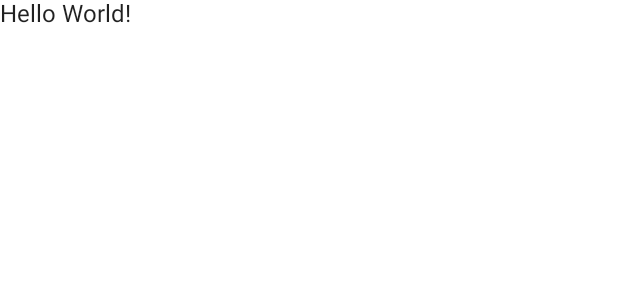
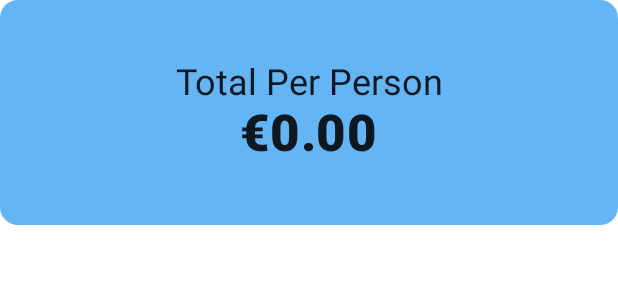
Before and after one commit to OganBelema/HelloComposeIII, an Android app built with Jetpack Compose: the @Preview function DefaultPreview, on a phone screen of 412 x 824 dp. Shown: the top 300 px of the screen. Run offline under Robolectric (Android 15) with nearby library versions, the phone set to English and light mode, and no system bars.

Commit message:
added text widgets to topheader and updatdd background color

```diff
--- a/app/src/main/java/com/oganbelema/hellocomposeiii/MainActivity.kt
+++ b/app/src/main/java/com/oganbelema/hellocomposeiii/MainActivity.kt
@@ -3,18 +3,18 @@ package com.oganbelema.hellocomposeiii
 import android.os.Bundle
 import androidx.activity.ComponentActivity
 import androidx.activity.compose.setContent
-import androidx.compose.foundation.layout.fillMaxSize
-import androidx.compose.foundation.layout.fillMaxWidth
-import androidx.compose.foundation.layout.height
+import androidx.compose.foundation.layout.*
 import androidx.compose.foundation.shape.CornerSize
 import androidx.compose.foundation.shape.RoundedCornerShape
 import androidx.compose.material.MaterialTheme
 import androidx.compose.material.Surface
 import androidx.compose.material.Text
 import androidx.compose.runtime.Composable
+import androidx.compose.ui.Alignment
 import androidx.compose.ui.Modifier
 import androidx.compose.ui.draw.clip
 import androidx.compose.ui.graphics.Color
+import androidx.compose.ui.text.font.FontWeight
 import androidx.compose.ui.tooling.preview.Preview
 import androidx.compose.ui.unit.dp
 import com.oganbelema.hellocomposeiii.ui.theme.HelloComposeIIITheme
@@ -25,7 +25,7 @@ class MainActivity : ComponentActivity() {
         setContent {
             HelloComposeIIITheme {
                 MyApp {
-                    Text(text = "Hello World!")
+                    TopHeader()
                 }
             }
         }
@@ -36,7 +36,6 @@ class MainActivity : ComponentActivity() {
 fun MyApp(content: @Composable () -> Unit){
     // A surface container using the 'background' color from the theme
     Surface(
-        modifier = Modifier.fillMaxSize(),
         color = MaterialTheme.colors.background
     ) {
         content()
@@ -45,13 +44,24 @@ fun MyApp(content: @Composable () -> Unit){
 
 @Preview
 @Composable
-fun TopHeader() {
-    Surface(modifier = Modifier.fillMaxWidth()
+fun TopHeader(totalPerPerson: Double = 0.0) {
+    Surface(modifier = Modifier
+        .fillMaxWidth()
         .height(150.dp)
         .clip(shape = RoundedCornerShape(corner = CornerSize(12.dp))),
-    color = Color.Magenta
+    color = Color(0xFF64B5F6)
     ) {
+        val total = "%.2f".format(totalPerPerson)
 
+        Column(
+            modifier = Modifier.padding(12.dp),
+            horizontalAlignment = Alignment.CenterHorizontally,
+            verticalArrangement = Arrangement.Center
+        ) {
+            Text(text = "Total Per Person", style = MaterialTheme.typography.h5)
+            Text(text = "€$total", style = MaterialTheme.typography.h4,
+            fontWeight = FontWeight.ExtraBold)
+        }
     }
 
 }
@@ -61,7 +71,7 @@ fun TopHeader() {
 fun DefaultPreview() {
     HelloComposeIIITheme {
         MyApp {
-            Text(text = "Hello World!")
+            TopHeader()
         }
     }
 }
```
